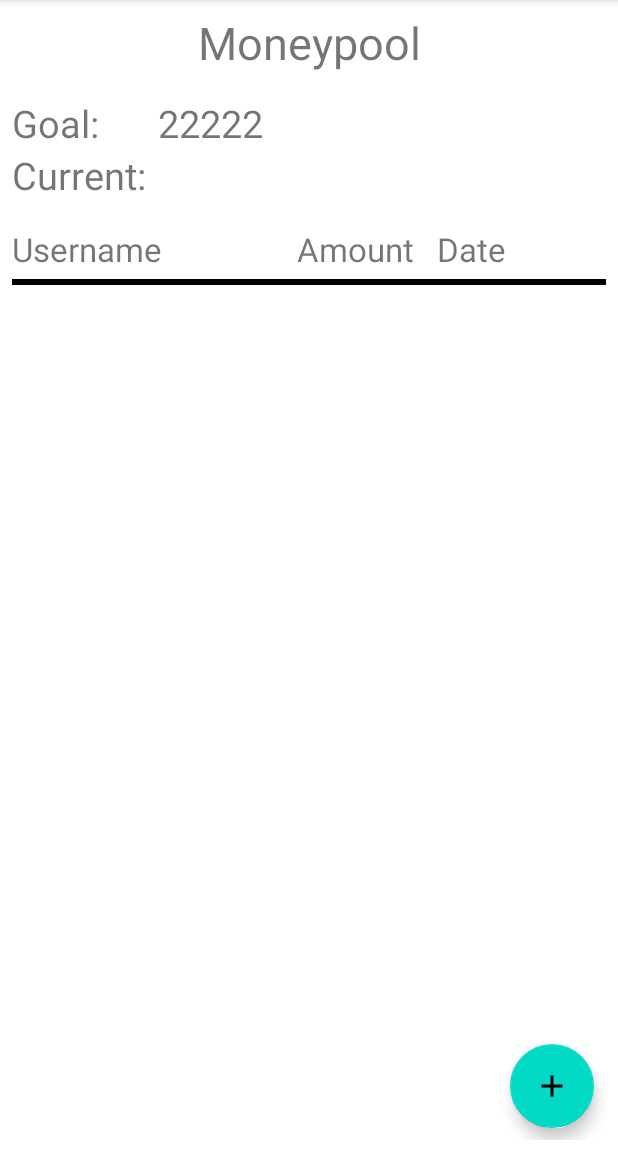
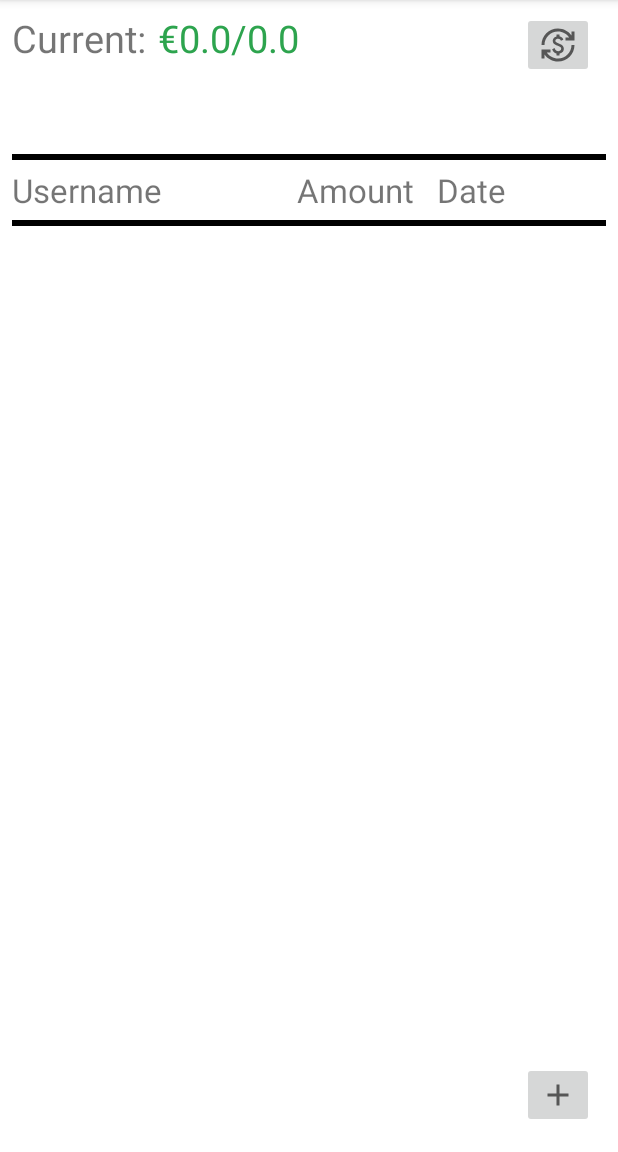
Before and after one commit to MaxTeetz/moco_project_fibuflat, an Android app: the fragment HomeFragment shown on its own in the app's theme, on a phone screen of 412 x 824 dp, the part 84-1236 px from its top. Run offline under Robolectric (Android 15) with nearby library versions, the phone set to English and light mode, and no system bars; 1 statement that could not run was skipped.

Commit message:
user data updates

```diff
--- a/app/src/main/java/com/example/moco_project_fibuflat/activityGroup/ui/home/HomeFragment.kt
+++ b/app/src/main/java/com/example/moco_project_fibuflat/activityGroup/ui/home/HomeFragment.kt
@@ -1,10 +1,13 @@
 package com.example.moco_project_fibuflat.activityGroup.ui.home
 
+import android.content.Context
+import android.content.DialogInterface
 import android.os.Bundle
 import android.util.Log
 import android.view.LayoutInflater
 import android.view.View
 import android.view.ViewGroup
+import android.widget.EditText
 import androidx.fragment.app.Fragment
 import androidx.fragment.app.activityViewModels
 import androidx.navigation.fragment.findNavController
@@ -13,10 +16,9 @@ import com.example.moco_project_fibuflat.R
 import com.example.moco_project_fibuflat.activityGroup.GroupActivity
 import com.example.moco_project_fibuflat.activityGroup.adapter.MoneyPoolAdapter
 import com.example.moco_project_fibuflat.activityGroup.adapter.RecyclerViewItemDecoration
-import com.example.moco_project_fibuflat.activityGroup.data.MoneyPoolEntry
 import com.example.moco_project_fibuflat.databinding.FragmentHomeBinding
-import java.util.*
-import kotlin.random.Random
+import com.google.android.material.dialog.MaterialAlertDialogBuilder
+
 
 //val intent = Intent (requireContext(), GroupActivity::class.java)
 //Log.d("homeFragment", intent.getStringExtra("user_id")!!)
@@ -25,6 +27,13 @@ class HomeFragment : Fragment() {
     private var _binding: FragmentHomeBinding? = null
     private val binding get() = _binding!!
     private val viewModel: HomeViewModel by activityViewModels()
+
+    override fun onStart() {
+        super.onStart()
+        Log.d("homeFragment", "onStart")
+        (activity as GroupActivity).supportActionBar?.title = "Moneypool"
+
+    }
 
     override fun onCreateView(
         inflater: LayoutInflater,
@@ -40,8 +49,50 @@ class HomeFragment : Fragment() {
     override fun onViewCreated(view: View, savedInstanceState: Bundle?) {
         super.onViewCreated(view, savedInstanceState)
 
+        Log.d("homeFragment", "onViewCreated")
 
-        Log.d("homeFragment", "onViewCreated")
+        bindRecyclerView()
+
+        viewModel.moneyGoal.observe(this.viewLifecycleOwner) { _ -> //ToDo doesnt change if popup is used, has to reload fragment
+            bindGoalMoney(view)
+        }
+
+        binding.changeGoal.setOnClickListener {
+            showAddItemDialog(requireContext())
+        }
+
+        binding.addEntry.setOnClickListener {
+
+            /*viewModel.addItem(
+                MoneyPoolEntry(
+                    UUID.randomUUID(),
+                    "Max Mustermann",
+                    Random.nextInt(0, 9999),
+                    "03.02.2022",
+                    "This is a message"
+                )
+            )
+            adapter.notifyItemInserted(viewModel.allMoneyEntries.value!!.size - 1) //ToDo also with delete etc.
+             */
+
+            val action = HomeFragmentDirections.actionNavHomeToAddEntryFragment()
+            this.findNavController().navigate(action)
+        }
+    }
+
+
+    private fun bindGoalMoney(view: View){ //ToDO doesn't change if entry is deleted
+        (view.context.getString(
+            R.string.money_amount_in_euro,
+            viewModel.moneyGoal.value?.currentMoney.toString()
+        ) + "/" + viewModel.moneyGoal.value?.goalMoney).also { binding.currentMoney.text = it }
+        if (viewModel.getGoalReached())
+            binding.currentMoney.setTextColor(resources.getColor(R.color.green))
+        else
+            binding.currentMoney.setTextColor(resources.getColor(R.color.red_700))
+    }
+
+    private fun bindRecyclerView() {
         val adapter = MoneyPoolAdapter {
             val action = HomeFragmentDirections.actionNavHomeToEntryDetail(it.id)
             this.findNavController().navigate(action)
@@ -50,71 +101,33 @@ class HomeFragment : Fragment() {
         binding.recyclerView.adapter = adapter
 
         viewModel.allMoneyEntries.observe(this.viewLifecycleOwner) { entries ->
-            entries.let {
+            entries.let { it ->
                 adapter.submitList(it)
-                binding.currentMoney.text = view.context.getString(
-                    R.string.money_amount_in_euro,
-                    viewModel.getCurrentMoney().toString()
-                )
             }
         }
 
-
         binding.recyclerView.layoutManager = LinearLayoutManager(this.context)
-        binding.recyclerView.addItemDecoration(RecyclerViewItemDecoration(this.requireContext(), R.drawable.divider_shape))
-        binding.addEntry.setOnClickListener {
-
-            viewModel.addItem(
-                MoneyPoolEntry(
-                    UUID.randomUUID(),
-                    "Max Mustermann",
-                    Random.nextInt(0, 9999),
-                    "03.02.2022",
-                    "This is a message"
-                )
+        binding.recyclerView.addItemDecoration(
+            RecyclerViewItemDecoration(
+                this.requireContext(),
+                R.drawable.divider_shape
             )
-
-            adapter.notifyItemInserted(viewModel.allMoneyEntries.value!!.size-1) //ToDo also with delete etc.
-            //val action = HomeFragmentDirections.actionNavHomeToAddEntryFragment()
-            //this.findNavController().navigate(action)
-        }
+        )
     }
 
-    override fun onStart() {
-        super.onStart()
-        Log.d("homeFragment", "onStart")
-        (activity as GroupActivity).supportActionBar?.title = "Moneypool"
-
+    private fun showAddItemDialog(context: Context) {
+        val taskEditText: EditText = EditText(context)
+        taskEditText.inputType.dec()
+        taskEditText.maxEms = 5
+        MaterialAlertDialogBuilder(requireContext())
+            .setTitle("Change Goal")
+            .setView(taskEditText)
+            .setPositiveButton("Change",
+                DialogInterface.OnClickListener { dialog, which ->
+                    viewModel.moneyGoalSetGoal(taskEditText.text.toString().toDouble())
+                })
+            .setNegativeButton("Cancel", null)
+            .create()
+            .show()
     }
-
-    override fun onResume() {
-        super.onResume()
-        Log.d("homeFragment", "onResume")
-
-    }
-
-    override fun onPause() {
-        super.onPause()
-        Log.d("homeFragment", "onPause")
-
-    }
-
-    override fun onStop() {
-        super.onStop()
-        Log.d("homeFragment", "onStop")
-
-    }
-
-    override fun onDestroyView() {
-        super.onDestroyView()
-        Log.d("homeFragment", "onDestroyView")
-
-    }
-
-    override fun onDestroy() {
-        super.onDestroy()
-        Log.d("homeFragment", "onDestroy")
-
-    }
-
 }
--- a/app/src/main/java/com/example/moco_project_fibuflat/activityGroup/ui/home/HomeViewModel.kt
+++ b/app/src/main/java/com/example/moco_project_fibuflat/activityGroup/ui/home/HomeViewModel.kt
@@ -1,7 +1,9 @@
 package com.example.moco_project_fibuflat.activityGroup.ui.home
 
 import androidx.lifecycle.LiveData
+import androidx.lifecycle.MutableLiveData
 import androidx.lifecycle.ViewModel
+import com.example.moco_project_fibuflat.activityGroup.data.MoneyGoal
 import com.example.moco_project_fibuflat.activityGroup.data.MoneyPoolEntry
 import java.util.*
 
@@ -9,16 +11,31 @@ class HomeViewModel : ViewModel() {
 
     private val _allMoneyEntries = MutableListLiveData<MoneyPoolEntry>()
     val allMoneyEntries: LiveData<List<MoneyPoolEntry>> get() = _allMoneyEntries
-
+    private val _moneyGoal = MutableLiveData(MoneyGoal(0.0,0.0))
+    val moneyGoal: LiveData<MoneyGoal> get() = _moneyGoal
 
     fun addItem(moneyPoolEntry: MoneyPoolEntry) {
         _allMoneyEntries.add(moneyPoolEntry)
     }
 
-    fun getCurrentMoney(): Double {
+    fun getGoalReached(): Boolean{
+        if(_moneyGoal.value?.goalMoney!! <= currentMoney())
+            return true
+        return false //ToDo elvis
+    }
+
+    private fun currentMoney(): Double {
         var amount = 0.0
         _allMoneyEntries.value?.forEach { e -> amount += e.moneyAmount }
         return amount
+    }
+
+    fun moneyGoalSetGoal(goal: Double){
+        moneyGoal.value?.goalMoney = goal
+    }
+
+    fun moneyGoalSetCurrent(){
+        moneyGoal.value?.currentMoney = currentMoney()
     }
 
     fun getEntry(id: UUID): MoneyPoolEntry {
--- a/app/src/main/java/com/example/moco_project_fibuflat/activityGroup/ui/home/poolEntry/AddEntryFragment.kt
+++ b/app/src/main/java/com/example/moco_project_fibuflat/activityGroup/ui/home/poolEntry/AddEntryFragment.kt
@@ -57,7 +57,7 @@ class AddEntryFragment : Fragment() {
 
             val moneyPoolEntry = MoneyPoolEntry(
                 id = UUID.randomUUID(),
-                FirebaseAuth.getInstance().currentUser!!.uid,
+                FirebaseAuth.getInstance().currentUser!!.displayName!!,
                 binding.moneyAmount.text.toString().toInt(),
                 currentDate,
                 binding.message.text.toString()
@@ -65,6 +65,7 @@ class AddEntryFragment : Fragment() {
             viewModelHome.addItem(
                 moneyPoolEntry
             )
+            viewModelHome.moneyGoalSetCurrent()
             val action = AddEntryFragmentDirections.actionAddEntryFragmentToNavHome()
             findNavController().navigate(action)
         }
--- /dev/null
+++ b/app/src/main/java/com/example/moco_project_fibuflat/activityLogin/LoginType.kt
@@ -0,0 +1,6 @@
+package com.example.moco_project_fibuflat.activityLogin
+
+enum class LoginType {
+    REGISTER,
+    LOGIN
+}
--- a/app/src/main/java/com/example/moco_project_fibuflat/activityLogin/UI/Register/RegisterFragment.kt
+++ b/app/src/main/java/com/example/moco_project_fibuflat/activityLogin/UI/Register/RegisterFragment.kt
@@ -112,7 +112,7 @@ class RegisterFragment : Fragment() {
         val password: String = registerPassword.trim { it <= ' ' }
 
 
-        (activity as MainActivity?)!!.firebaseRegister(email, password)
+        (activity as MainActivity?)!!.firebaseRegister(email, password, registerUsername)
 
         val action = RegisterFragmentDirections.actionRegisterFragmentToLoginFragment()
         findNavController().navigate(action)
--- /dev/null
+++ b/app/src/main/res/drawable/change_money.xml
@@ -0,0 +1,10 @@
+<vector xmlns:android="http://schemas.android.com/apk/res/android"
+    android:width="24dp"
+    android:height="24dp"
+    android:viewportWidth="24"
+    android:viewportHeight="24"
+    android:tint="?attr/colorControlNormal">
+  <path
+      android:fillColor="@android:color/white"
+      android:pathData="M12.89,11.1c-1.78,-0.59 -2.64,-0.96 -2.64,-1.9c0,-1.02 1.11,-1.39 1.81,-1.39c1.31,0 1.79,0.99 1.9,1.34l1.58,-0.67C15.39,8.03 14.72,6.56 13,6.24V5h-2v1.26C8.52,6.82 8.51,9.12 8.51,9.22c0,2.27 2.25,2.91 3.35,3.31c1.58,0.56 2.28,1.07 2.28,2.03c0,1.13 -1.05,1.61 -1.98,1.61c-1.82,0 -2.34,-1.87 -2.4,-2.09L8.1,14.75c0.63,2.19 2.28,2.78 2.9,2.96V19h2v-1.24c0.4,-0.09 2.9,-0.59 2.9,-3.22C15.9,13.15 15.29,11.93 12.89,11.1zM3,21H1v-6h6v2l-2.48,0c1.61,2.41 4.36,4 7.48,4c4.97,0 9,-4.03 9,-9h2c0,6.08 -4.92,11 -11,11c-3.72,0 -7.01,-1.85 -9,-4.67L3,21zM1,12C1,5.92 5.92,1 12,1c3.72,0 7.01,1.85 9,4.67L21,3h2v6h-6V7l2.48,0C17.87,4.59 15.12,3 12,3c-4.97,0 -9,4.03 -9,9H1z"/>
+</vector>
--- a/app/src/main/res/drawable/underline_black.xml
+++ b/app/src/main/res/drawable/underline_black.xml
@@ -5,7 +5,8 @@
             <solid android:color="#000" />
         </shape>
     </item>
-    <item android:bottom="4dp">
+    <item android:bottom="4dp"
+        android:top="4dp">
         <shape android:shape="rectangle">
             <solid android:color="#FFFF" />
         </shape>
--- a/app/src/main/res/layout/fragment_home.xml
+++ b/app/src/main/res/layout/fragment_home.xml
@@ -9,39 +9,29 @@
 
 
     <TextView
-        android:id="@+id/money"
-        android:layout_width="wrap_content"
-        android:layout_height="wrap_content"
-        android:text="@string/money_pool"
-        android:textSize="30sp"
-        app:layout_constraintEnd_toEndOf="parent"
-        app:layout_constraintStart_toStartOf="parent"
-        app:layout_constraintTop_toTopOf="parent" />
-
-    <TextView
-        android:id="@+id/goal"
-        android:layout_width="wrap_content"
-        android:layout_height="wrap_content"
-        android:layout_marginTop="16dp"
-        android:text="@string/needed_money"
-        android:textSize="25sp"
-        app:layout_constraintStart_toStartOf="parent"
-        app:layout_constraintTop_toBottomOf="@id/money" />
-
-    <TextView
         android:id="@+id/current"
         android:layout_width="wrap_content"
         android:layout_height="wrap_content"
         android:text="@string/current_money"
         android:textSize="25sp"
-        app:layout_constraintStart_toStartOf="@id/goal"
-        app:layout_constraintTop_toBottomOf="@id/goal" />
+        app:layout_constraintStart_toStartOf="parent"
+        app:layout_constraintTop_toTopOf="parent" />
+
+    <TextView
+        android:id="@+id/currentMoney"
+        android:layout_width="wrap_content"
+        android:layout_height="wrap_content"
+        android:layout_marginStart="8dp"
+        android:textSize="25sp"
+        app:layout_constraintStart_toEndOf="@id/current"
+        app:layout_constraintTop_toTopOf="@id/current"
+        tools:text="€9999" />
 
     <TextView
         android:id="@+id/name_text"
         android:layout_width="190dp"
         android:layout_height="48dp"
-        android:layout_marginTop="8dp"
+        android:layout_marginTop="60dp"
         android:background="@drawable/underline_black"
         android:gravity="center_vertical"
         android:text="@string/username_home_fragment"
@@ -54,47 +44,26 @@
         android:id="@+id/amount_text"
         android:layout_width="93dp"
         android:layout_height="48dp"
-        android:layout_marginTop="8dp"
         android:background="@drawable/underline_black"
         android:gravity="center_vertical"
         android:text="@string/amount_home_fragment"
         android:textSize="22sp"
         app:layout_constraintStart_toEndOf="@id/name_text"
-        app:layout_constraintTop_toBottomOf="@id/current" />
+        app:layout_constraintTop_toTopOf="@id/name_text" />
 
     <TextView
         android:id="@+id/date_text"
         android:layout_width="0dp"
         android:layout_height="48dp"
-        android:layout_marginTop="8dp"
         android:background="@drawable/underline_black"
         android:gravity="center_vertical"
         android:text="@string/date"
         android:textSize="22sp"
         app:layout_constraintEnd_toEndOf="@id/recyclerView"
         app:layout_constraintStart_toEndOf="@id/amount_text"
-        app:layout_constraintTop_toBottomOf="@id/current" />
+        app:layout_constraintTop_toTopOf="@id/name_text" />
 
-    <TextView
-        android:id="@+id/goalMoney"
-        android:layout_width="wrap_content"
-        android:layout_height="wrap_content"
-        android:layout_marginStart="8dp"
-        android:text="22222"
-        android:textSize="25sp"
-        app:layout_constraintStart_toEndOf="@id/current"
-        app:layout_constraintTop_toTopOf="@id/goal"
-        tools:ignore="HardcodedText" />
 
-    <TextView
-        android:id="@+id/currentMoney"
-        android:layout_width="wrap_content"
-        android:layout_height="wrap_content"
-        android:layout_marginStart="8dp"
-        android:textSize="25sp"
-        app:layout_constraintStart_toEndOf="@id/current"
-        app:layout_constraintTop_toBottomOf="@id/goalMoney"
-        tools:ignore="HardcodedText" />
 
     <androidx.recyclerview.widget.RecyclerView
         android:id="@+id/recyclerView"
@@ -106,7 +75,7 @@
         app:layout_constraintStart_toStartOf="parent"
         app:layout_constraintTop_toBottomOf="@id/name_text" />
 
-    <com.google.android.material.floatingactionbutton.FloatingActionButton
+    <ImageButton
         android:id="@+id/addEntry"
         android:layout_width="wrap_content"
         android:layout_height="wrap_content"
@@ -117,4 +86,13 @@
         app:layout_constraintBottom_toBottomOf="parent"
         app:layout_constraintEnd_toEndOf="parent" />
 
+    <ImageButton
+        android:id="@+id/change_goal"
+        android:layout_width="wrap_content"
+        android:layout_height="wrap_content"
+        android:layout_marginEnd="8dp"
+        android:src="@drawable/change_money"
+        app:layout_constraintEnd_toEndOf="parent"
+        app:layout_constraintTop_toTopOf="@id/current"
+        android:contentDescription="@string/change_the_current_money_goal"/>
 </androidx.constraintlayout.widget.ConstraintLayout>
--- a/app/src/main/res/layout/fragment_register.xml
+++ b/app/src/main/res/layout/fragment_register.xml
@@ -40,7 +40,6 @@
             android:layout_width="match_parent"
             android:layout_height="wrap_content"
             android:inputType="textPersonName"
-            android:maxLength="5"
             android:singleLine="true" />
     </com.google.android.material.textfield.TextInputLayout>
 
--- a/app/src/main/res/menu/activity_main_drawer.xml
+++ b/app/src/main/res/menu/activity_main_drawer.xml
@@ -6,7 +6,7 @@
     <group android:checkableBehavior="single">
         <item
             android:id="@+id/nav_home"
-            android:icon="@drawable/money"
+            android:icon="@drawable/euro"
             android:title="@string/moneypool" />
         <item
             android:id="@+id/nav_gallery"
--- /dev/null
+++ b/app/src/main/res/values-w820dp/dimens.xml
@@ -0,0 +1,6 @@
+<resources>
+    <!-- Example customization of dimensions originally defined in res/values/dimens.xml
+         (such as screen margins) for screens with more than 820dp of available width. This
+         would include 7" and 10" devices in landscape (~960dp and ~1280dp respectively). -->
+    <dimen name="activity_horizontal_margin">64dp</dimen>
+</resources>
--- a/app/src/main/res/values/dimens.xml
+++ b/app/src/main/res/values/dimens.xml
@@ -9,4 +9,6 @@
     <dimen name="nav_header_vertical_spacing">8dp</dimen>
     <dimen name="nav_header_height">176dp</dimen>
     <dimen name="fab_margin">16dp</dimen>
+    <dimen name="appbar_padding">16dp</dimen>
+    <dimen name="appbar_padding_top">8dp</dimen>
 </resources>
--- a/app/src/main/res/values/strings.xml
+++ b/app/src/main/res/values/strings.xml
@@ -56,17 +56,17 @@
     <string name="cancel">Cancel</string>
     <string name="enter_description">Enter description</string>
     <string name="back">Back</string>
-
+    <string name="change_the_current_money_goal">change the current money goal</string>
 
     <!--ToDoFragment-->
     <string name="menu_gallery">Gallery</string>
 
     <!--NFC-->
     <string name="menu_slideshow">Slideshow</string>
-    <!-- TODO: Remove or change this placeholder text -->
-    <string name="hello_blank_fragment">Hello blank fragment</string>
     <string name="date">Date</string>
     <string name="title_activity_main2">MainActivity2</string>
+    <string name="tab_text_1">Tab 1</string>
+    <string name="tab_text_2">Tab 2</string>
 
 
 </resources>
```
Also changed, not shown: app/src/main/java/com/example/moco_project_fibuflat/activityGroup/data/MoneyPoolEntry.kt (+10 -5 lines), app/src/main/java/com/example/moco_project_fibuflat/activityLogin/MainActivity.kt (+35 -4 lines), app/src/main/res/drawable/euro.xml (added, +10 -0 lines), app/src/main/res/layout/popup_layout.xml (added, +82 -0 lines).
